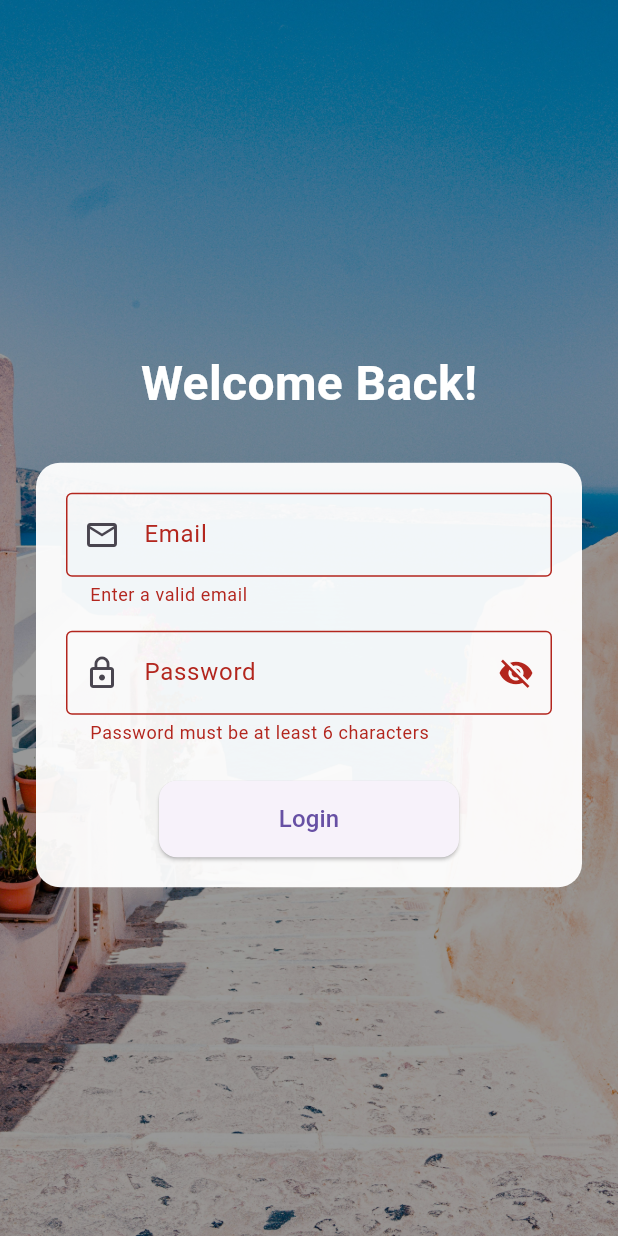
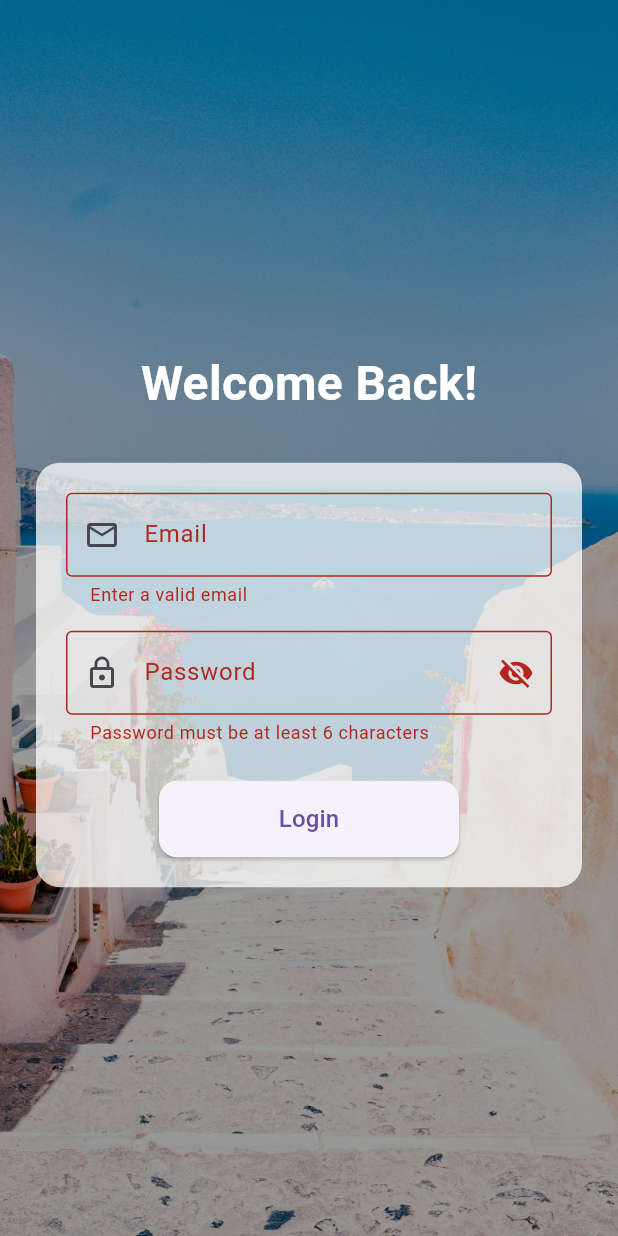
Before and after one commit to highlysuspicious/Flutter_Travelling_App, a Flutter app: the screen it shows after launch, after a tap on "Login", on a phone screen of 412 x 824 dp. Run offline on Flutter 3.47's test engine with Material 3 defaults, Android fonts, the phone set to English and light mode, and no system bars; our stand-ins replace firebase_auth, firebase_core; accounts and stored records are empty.

Commit message:
login firebase

```diff
--- a/lib/main.dart
+++ b/lib/main.dart
@@ -1,7 +1,45 @@
 import 'package:flutter/material.dart';
-import '/src/features/authentication/screen/LoginPage.dart';
-void main() {
+import 'package:firebase_core/firebase_core.dart';
+import 'src/features/authentication/screen/LoginPage.dart';
+import 'firebase_options.dart';
+
+void main() async {
+  WidgetsFlutterBinding.ensureInitialized();
+  await Firebase.initializeApp(
+    options: DefaultFirebaseOptions.currentPlatform,
+  );
   runApp(const MyApp());
+}
+
+class AppInitializer extends StatelessWidget {
+  const AppInitializer({super.key});
+
+  @override
+  Widget build(BuildContext context) {
+    return FutureBuilder(
+      future: Firebase.initializeApp(),
+      builder: (context, snapshot) {
+        if (snapshot.connectionState == ConnectionState.waiting) {
+          // Show loading indicator while Firebase is initializing
+          return const MaterialApp(
+            home: Scaffold(
+              body: Center(child: CircularProgressIndicator()),
+            ),
+          );
+        } else if (snapshot.hasError) {
+          // Show error message if Firebase initialization fails
+          return MaterialApp(
+            home: Scaffold(
+              body: Center(child: Text("Firebase Init Error: ${snapshot.error}")),
+            ),
+          );
+        } else {
+          // Firebase initialized successfully, show app
+          return const MyApp();
+        }
+      },
+    );
+  }
 }
 
 class MyApp extends StatelessWidget {
@@ -14,10 +52,7 @@ class MyApp extends StatelessWidget {
       theme: ThemeData(
         primarySwatch: Colors.teal,
       ),
-      home: const LoginPage(
-        imageUrl: 'https://source.unsplash.com/featured/?travel,nature',
-      ),
-
+      home: const LoginPage(),
       debugShowCheckedModeBanner: false,
     );
   }
--- a/lib/src/features/authentication/screen/LoginPage.dart
+++ b/lib/src/features/authentication/screen/LoginPage.dart
@@ -1,5 +1,7 @@
 import 'package:flutter/material.dart';
+import 'package:firebase_auth/firebase_auth.dart';
 import 'dart:math';
+import '/src/features/HomePage.dart'; // Make sure this import is correct
 
 class LoginPage extends StatefulWidget {
   final String? imageUrl;
@@ -11,10 +13,12 @@ class LoginPage extends StatefulWidget {
 
 class _LoginPageState extends State<LoginPage> {
   final _formKey = GlobalKey<FormState>();
+  final TextEditingController _emailController = TextEditingController();
+  final TextEditingController _passwordController = TextEditingController();
+
   bool _obscurePassword = true;
   late String _backgroundImage;
 
-  // List of local asset images
   final List<String> _imageAssets = [
     'lib/assets/images/background1.jpg',
     'lib/assets/images/background2.jpg',
@@ -30,11 +34,44 @@ class _LoginPageState extends State<LoginPage> {
   }
 
   void _refreshBackgroundImage() {
-    // Select a random image from the list
     final random = Random();
     setState(() {
       _backgroundImage = _imageAssets[random.nextInt(_imageAssets.length)];
     });
+  }
+
+  Future<void> _login() async {
+    if (_formKey.currentState!.validate()) {
+      final email = _emailController.text.trim();
+      final password = _passwordController.text.trim();
+
+      try {
+        final userCredential = await FirebaseAuth.instance
+            .signInWithEmailAndPassword(email: email, password: password);
+
+        // Navigate to HomePage on success
+        Navigator.pushReplacement(
+          context,
+          MaterialPageRoute(builder: (context) => const HomePage()),
+        );
+      } on FirebaseAuthException catch (e) {
+        String message = "Login failed";
+        if (e.code == 'user-not-found') {
+          message = "No user found for that email.";
+        } else if (e.code == 'wrong-password') {
+          message = "Wrong password.";
+        } else if (e.code == 'invalid-email') {
+          message = "Invalid email format.";
+        }
+        ScaffoldMessenger.of(context).showSnackBar(
+          SnackBar(content: Text(message)),
+        );
+      } catch (e) {
+        ScaffoldMessenger.of(context).showSnackBar(
+          const SnackBar(content: Text("An unexpected error occurred.")),
+        );
+      }
+    }
   }
 
   @override
@@ -42,13 +79,11 @@ class _LoginPageState extends State<LoginPage> {
     return Scaffold(
       body: Stack(
         children: [
-          // Background image
           Positioned.fill(
             child: Image.asset(
               _backgroundImage,
               fit: BoxFit.cover,
               errorBuilder: (context, error, stackTrace) {
-                print("Image error: $error");
                 return Container(
                   color: Colors.grey.shade800,
                   child: const Center(
@@ -61,15 +96,9 @@ class _LoginPageState extends State<LoginPage> {
               },
             ),
           ),
-
-
           Positioned.fill(
-            child: Container(
-              color: Colors.black.withOpacity(0.4),
+            child: Container(color: Colors.black.withOpacity(0.4)),
           ),
-          ),
-
-          // Foreground form
           Center(
             child: SingleChildScrollView(
               padding: const EdgeInsets.all(24.0),
@@ -87,7 +116,7 @@ class _LoginPageState extends State<LoginPage> {
                   Container(
                     padding: const EdgeInsets.all(20),
                     decoration: BoxDecoration(
-                      color: Colors.white.withOpacity(0.95),
+                      color: Colors.white.withOpacity(0.75),
                       borderRadius: BorderRadius.circular(16),
                     ),
                     child: Form(
@@ -95,30 +124,31 @@ class _LoginPageState extends State<LoginPage> {
                       child: Column(
                         children: [
                           TextFormField(
+                            controller: _emailController,
                             decoration: const InputDecoration(
                               prefixIcon: Icon(Icons.email_outlined),
                               labelText: "Email",
                               border: OutlineInputBorder(),
                             ),
-                            validator: (value) => value == null || !value.contains('@')
+                            validator: (value) =>
+                            value == null || !value.contains('@')
                                 ? "Enter a valid email"
                                 : null,
                           ),
                           const SizedBox(height: 16),
                           TextFormField(
+                            controller: _passwordController,
                             obscureText: _obscurePassword,
                             decoration: InputDecoration(
                               prefixIcon: const Icon(Icons.lock_outline),
                               labelText: "Password",
                               border: const OutlineInputBorder(),
                               suffixIcon: IconButton(
-                                icon: Icon(
-                                  _obscurePassword
+                                icon: Icon(_obscurePassword
                                     ? Icons.visibility_off
-                                      : Icons.visibility,
-                                ),
-                                onPressed: () => setState(
-                                        () => _obscurePassword = !_obscurePassword),
+                                    : Icons.visibility),
+                                onPressed: () => setState(() =>
+                                _obscurePassword = !_obscurePassword),
                               ),
                             ),
                             validator: (value) => value == null || value.length < 6
@@ -127,25 +157,17 @@ class _LoginPageState extends State<LoginPage> {
                           ),
                           const SizedBox(height: 24),
                           SizedBox(
-                            child: Align(
-                              alignment: Alignment.center,
-                              child: SizedBox(
                             width: 200,
                             child: ElevatedButton(
-                                  onPressed: () {
-                                    if (_formKey.currentState!.validate()) {
-                                      // TODO: Login action
-                                    }
-                                  },
+                              onPressed: _login,
                               style: ElevatedButton.styleFrom(
                                 padding: const EdgeInsets.symmetric(vertical: 14),
                                 shape: RoundedRectangleBorder(
                                   borderRadius: BorderRadius.circular(12),
                                 ),
                               ),
-                                  child: const Text("Login", style: TextStyle(fontSize: 16)),
-                                ),
-                              ),
+                              child: const Text("Login",
+                                  style: TextStyle(fontSize: 16)),
                             ),
                           )
                         ],
--- a/pubspec.yaml
+++ b/pubspec.yaml
@@ -35,9 +35,8 @@ dependencies:
   # Firebase core + auth
   # Google Sign-In
 
-
-  firebase_core: ^2.17.0
-  firebase_auth: ^4.17.6
+  firebase_core: ^2.30.0
+  firebase_auth: ^4.17.0
   firebase_auth_web: ^5.7.6
   google_sign_in: ^6.2.1
 
```
Also changed, not shown: lib/src/features/HomePage.dart (added, +13 -0 lines), lib/firebase_options.dart (added), 3 other files. Lines whose indentation alone changed are shown as unchanged.
